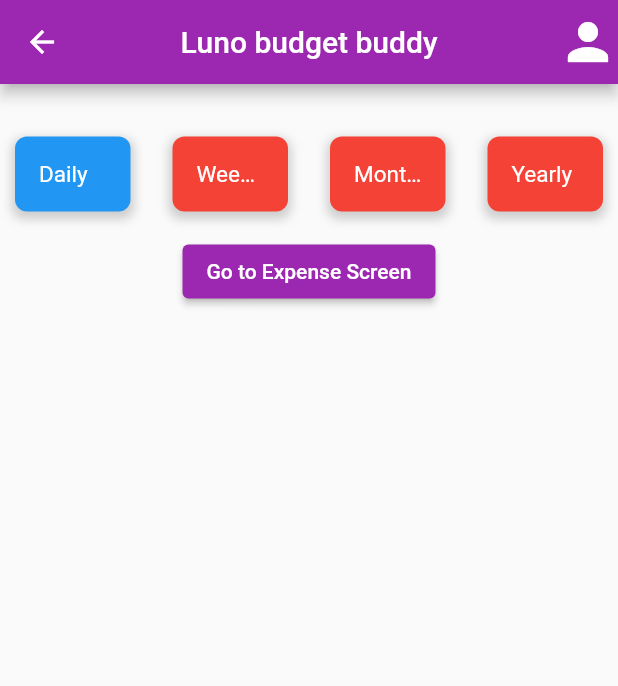
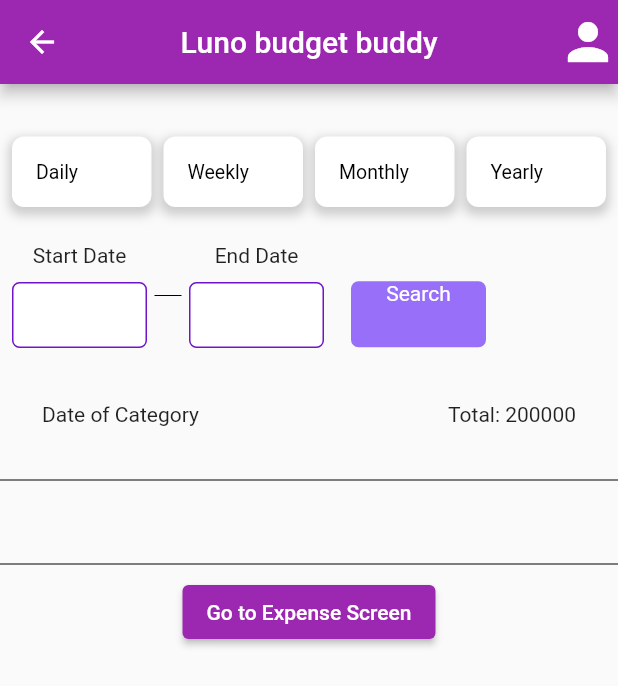
Before and after one commit to phonepaserd222/Luno_budget_money, a Flutter app: the PageHome screen opened directly, on a phone screen of 412 x 824 dp. Shown: the top 686 px of the screen. Run offline on Flutter 3.47's test engine with Material 2 defaults, Android fonts, the phone set to English and light mode, and no system bars; our stand-ins replace dio, firebase_auth, firebase_core, form_field_validator, google_sign_in, image_picker; accounts and stored records are empty.

Commit message:
part of home screen

```diff
--- a/lib/model/data.dart
+++ b/lib/model/data.dart
@@ -14,5 +14,16 @@ List<Category> categories = [
       name: "Transportation", icon: Icons.directions_car, color: Colors.green),
   Category(name: "Shopping", icon: Icons.shopping_cart, color: Colors.orange),
   Category(name: "Entertainment", icon: Icons.movie, color: Colors.purple),
+  Category(name: "Food", icon: Icons.fastfood, color: Colors.blue),
+  Category(
+      name: "Transportation", icon: Icons.directions_car, color: Colors.green),
+  Category(name: "Shopping", icon: Icons.shopping_cart, color: Colors.orange),
+  Category(name: "Entertainment", icon: Icons.movie, color: Colors.purple),
+  Category(name: "Shopping", icon: Icons.shopping_cart, color: Colors.orange),
+  Category(name: "Entertainment", icon: Icons.movie, color: Colors.purple),
+  Category(name: "Food", icon: Icons.fastfood, color: Colors.blue),
+  Category(
+      name: "Transportation", icon: Icons.directions_car, color: Colors.green),
+
   // Add more categories as needed
 ];
--- a/lib/screens/expense_screen.dart
+++ b/lib/screens/expense_screen.dart
@@ -4,7 +4,7 @@ import 'package:flutter/material.dart';
 
 import 'package:intl/intl.dart';
 import 'package:luno_budget_money/data/category_stream.dart';
-import 'package:luno_budget_money/widget/date_pop_screen.dart';
+import 'package:luno_budget_money/widget/category_item_page.dart';
 
 import 'package:luno_budget_money/model/data.dart'; // Import the category data from the other page
 
--- a/lib/screens/page/page_home.dart
+++ b/lib/screens/page/page_home.dart
@@ -1,5 +1,6 @@
 import 'package:flutter/material.dart';
 import '../../routes/routes.dart';
+import '../../widget/date_home.dart';
 
 class PageHome extends StatelessWidget {
   const PageHome();
@@ -21,9 +22,99 @@ class PageHome extends StatelessWidget {
       ),
       body: Column(
         children: [
-          MyRowWithContainers(), // Add the MyRowWithContainers widget here
+          Datehome(), // Add the MyRowWithContainers widget here
+          SizedBox(height: 16),
+          Padding(
+            padding: EdgeInsets.all(8.0),
+            child: Row(
+              children: [
+                Column(
+                  children: [
+                    Text('Start Date'),
+                    SizedBox(
+                      height: 10,
+                    ),
+                    Container(
+                      width: 90,
+                      height: 44,
+                      decoration: BoxDecoration(
+                          color: Colors.white,
+                          borderRadius: BorderRadius.circular(5),
+                          border: Border.all(
+                              color: const Color.fromRGBO(112, 20, 204, 1))),
+                    )
+                  ],
+                ),
+                Padding(
+                  padding: const EdgeInsets.all(5),
+                  child: SizedBox(
+                    width: 18,
+                    child: const Divider(
+                      color: Colors.black, // Customize the color of the divider
+                      // height: 30, // Set the height of the divider
+                      // thickness: 3, // Set the thickness of the divider
+                      // indent: 20, // Set the left indent of the divider
+                      // endIndent: 20, // Set the right indent of the divider
+                    ),
+                  ),
+                ),
+                Column(
+                  children: [
+                    Text('End Date'),
+                    SizedBox(
+                      height: 10,
+                    ),
+                    Container(
+                      width: 90,
+                      height: 44,
+                      decoration: BoxDecoration(
+                          color: Colors.white,
+                          borderRadius: BorderRadius.circular(5),
+                          border: Border.all(
+                              color: const Color.fromRGBO(112, 20, 204, 1))),
+                    )
+                  ],
+                ),
+                SizedBox(
+                  width: 18,
+                ),
+                Padding(
+                  padding: EdgeInsets.only(top: 25),
+                  child: Container(
+                    width: 90,
+                    height: 44,
+                    // color: const Color.fromRGBO(152, 111, 249, 1),
+                    decoration: BoxDecoration(
+                      color: Color.fromRGBO(152, 111, 249, 1),
+                      borderRadius: BorderRadius.circular(5),
+                    ),
+                    child: Text(
+                      'Search',
+                      textAlign: TextAlign.center,
+                      style: TextStyle(color: Colors.white),
+                    ),
+                  ),
+                ),
+              ],
+            ),
+          ),
+
+          const Padding(
+            padding: EdgeInsets.all(28),
+            child: Row(
+              mainAxisAlignment: MainAxisAlignment.spaceBetween,
+              children: [Text('Date of Category'), Text('Total: 200000')],
+            ),
+          ),
+          const Divider(
+            color: Colors.black, // Customize the color of the divider
+          ),
           SizedBox(
-              height: 16), // Add a little space between the row and the button
+            height: 40,
+          ),
+          const Divider(
+            color: Colors.black, // Customize the color of the divider
+          ),
           ElevatedButton(
             onPressed: () {
               Navigator.pushNamed(context, Routes.expensescreen);
@@ -35,45 +126,3 @@ class PageHome extends StatelessWidget {
     );
   }
 }
-
-class MyRowWithContainers extends StatelessWidget {
-  @override
-  Widget build(BuildContext context) {
-    return Row(
-      children: [
-        buildContainerWithShadow('Daily', Colors.blue),
-        SizedBox(width: 8),
-        buildContainerWithShadow('Weekly', Colors.red),
-        SizedBox(width: 8),
-        buildContainerWithShadow('Monthly', Colors.red),
-        SizedBox(width: 8),
-        buildContainerWithShadow('Yearly', Colors.red),
-      ],
-    );
-  }
-
-  Widget buildContainerWithShadow(String text, Color color) {
-    return Expanded(
-      child: Container(
-        padding: EdgeInsets.all(16),
-        margin: EdgeInsets.only(left: 10, right: 10, top: 35),
-        decoration: BoxDecoration(
-          color: color,
-          borderRadius: BorderRadius.circular(8),
-          boxShadow: [
-            BoxShadow(
-              color: Colors.grey.withOpacity(0.5),
-              spreadRadius: 2,
-              blurRadius: 5,
-              offset: Offset(0, 3),
-            ),
-          ],
-        ),
-        child: Text(text,
-            style: TextStyle(color: Colors.white, fontSize: 15),
-            maxLines: 1,
-            overflow: TextOverflow.ellipsis),
-      ),
-    );
-  }
-}
--- a/lib/widget/date_pop_screen.dart
+++ b/lib/widget/category_item_page.dart
@@ -33,24 +33,13 @@ class CategoryItemPage extends StatelessWidget {
   }
 
   Widget _buildCategoryCard(BuildContext context, Category category) {
-    return Container(
+    return Expanded(
+      child: Container(
+        // margin: EdgeInsets.all(5),
         color: category.color,
         child: InkWell(
           onTap: () {
-          // showDialog(
-          //   context: context,
-          //   builder: (BuildContext context) {
-          //     TextEditingController editNameController =
-          //         TextEditingController(text: (index).name);
-
-          //     // Show the alert when a category is tapped
-          //     print("Category selected: ${category.name}");
-          //   },
-          // );
-
             _onCategorySelected(category, context);
-
-          // Close the CategoryItemPage
           },
           child: Center(
             child: Column(
@@ -71,6 +60,7 @@ class CategoryItemPage extends StatelessWidget {
             ),
           ),
         ),
+      ),
     );
   }
 }
--- /dev/null
+++ b/lib/widget/date_home.dart
@@ -0,0 +1,45 @@
+import 'package:flutter/material.dart';
+
+class Datehome extends StatelessWidget {
+  @override
+  Widget build(BuildContext context) {
+    return Row(
+      children: [
+        SizedBox(width: 8),
+        buildContainerWithShadow('Daily', Colors.white),
+        SizedBox(width: 8),
+        buildContainerWithShadow('Weekly', Colors.white),
+        SizedBox(width: 8),
+        buildContainerWithShadow('Monthly', Colors.white),
+        SizedBox(width: 8),
+        buildContainerWithShadow('Yearly', Colors.white),
+        SizedBox(width: 8),
+      ],
+    );
+  }
+
+  Widget buildContainerWithShadow(String text, Color color) {
+    return Expanded(
+      child: Container(
+        padding: EdgeInsets.all(16),
+        margin: EdgeInsets.only(top: 35),
+        decoration: BoxDecoration(
+          color: color,
+          borderRadius: BorderRadius.circular(8),
+          boxShadow: [
+            BoxShadow(
+              color: Colors.grey.withOpacity(0.5),
+              spreadRadius: 2,
+              blurRadius: 5,
+              offset: Offset(0, 3),
+            ),
+          ],
+        ),
+        child: Text(text,
+            style: TextStyle(color: Colors.black, fontSize: 13),
+            maxLines: 1,
+            overflow: TextOverflow.ellipsis),
+      ),
+    );
+  }
+}
```
Lines whose indentation alone changed are shown as unchanged.
